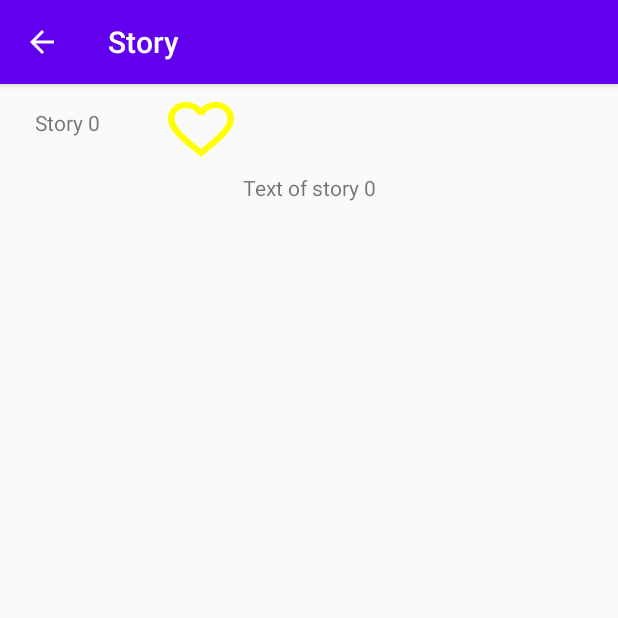
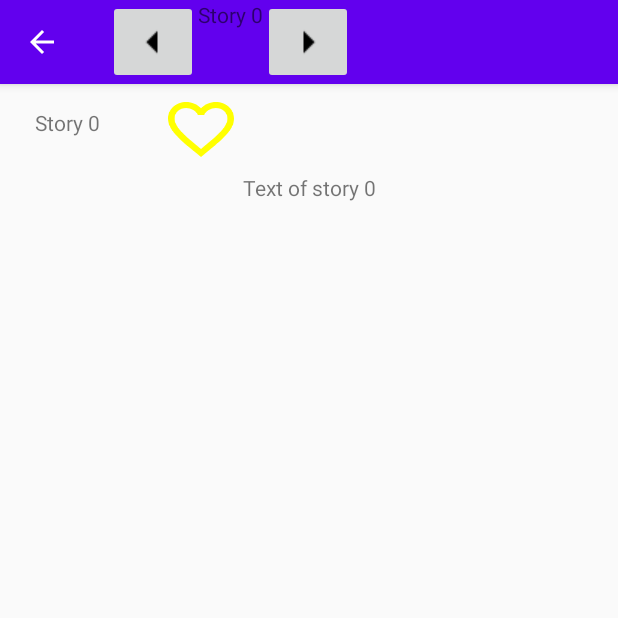
Before and after one commit to sTsaturian/BedtimeStories, an Android app: the StoryActivity screen opened directly, with no data from a screen before it, on a phone screen of 412 x 824 dp, the top half of it. Run offline under Robolectric (Android 15) with nearby library versions, the phone set to English and light mode, and no system bars.

Commit message:
Refactored StoryActivity. Added action bar functionality.

```diff
--- a/app/src/main/java/com/example/android/bedtimestories/StoryActivity.java
+++ b/app/src/main/java/com/example/android/bedtimestories/StoryActivity.java
@@ -4,14 +4,20 @@ import android.content.Intent;
 import android.os.Bundle;
 import android.os.Handler;
 import android.os.Looper;
+import android.util.Log;
 import android.view.MenuItem;
 import android.view.View;
+import android.view.ViewGroup;
 import android.widget.Button;
 import android.widget.CompoundButton;
+import android.widget.ImageButton;
 import android.widget.TextView;
 import android.widget.ToggleButton;
 
+import androidx.appcompat.app.ActionBar;
 import androidx.appcompat.app.AppCompatActivity;
+
+import java.util.ArrayList;
 
 /**
  * This activity displays a single story on the screen
@@ -24,6 +30,15 @@ public class StoryActivity extends AppCompatActivity {
     private static final int DELAY_FOR_READ = 10000;
     private final int DELAY_FOR_LAST = 5000;
     private Handler mHandler;
+    private ArrayList<Story> storyList;
+    private TextView titleView;
+    private TextView nameView;
+    private TextView storyTextView;
+    private ToggleButton favButton;
+    private Button unreadButton;
+    private ImageButton leftButton;
+    private ImageButton rightButton;
+    private int storyID;
 
     @Override
     protected void onCreate(Bundle savedInstanceState) {
@@ -31,52 +46,147 @@ public class StoryActivity extends AppCompatActivity {
         super.onCreate(savedInstanceState);
         setContentView(R.layout.activity_story);
 
+        final ViewGroup actionBarLayout = (ViewGroup) getLayoutInflater().inflate(
+                R.layout.story_action_bar,null);
+        // Set up your ActionBar
+        ActionBar actionBar = getSupportActionBar();
+        actionBar.setDisplayShowHomeEnabled(true);
+        actionBar.setDisplayShowTitleEnabled(false);
+        actionBar.setDisplayShowCustomEnabled(true);
+        actionBar.setCustomView(actionBarLayout);
+
         Intent intent = getIntent();
-        final int storyID = intent.getIntExtra("storyID", 0);
-        Story story = StoryUtils.getStory(storyID);
+        storyID = intent.getIntExtra("storyID", 0);
+        storyList = (ArrayList<Story>) intent.getSerializableExtra("storyList");
+        int position = intent.getIntExtra("index", -1);
 
-        TextView nameView = findViewById(R.id.storyNameView);
+        titleView = findViewById(R.id.action_bar_title);
+        nameView = findViewById(R.id.storyNameView);
+        storyTextView = findViewById(R.id.storyTextView);
+        favButton = findViewById(R.id.favoriteToggle);
+        unreadButton = findViewById(R.id.unreadButton);
+        leftButton = findViewById(R.id.left_button);
+        rightButton = findViewById(R.id.right_button);
+
+        mHandler = new Handler(Looper.getMainLooper());
+
+        fillViews(storyID, position);
+    }
+
+    private void fillViews(final int id, final int pos){
+        storyID = id;
+        final Story story = StoryUtils.getStory(id);
+        storyTextView.setText(getString(story.getResourceID()));
+        titleView.setText(story.getName());
         nameView.setText(story.getName());
 
-        TextView storyTextView = findViewById(R.id.storyTextView);
-        storyTextView.setText(getString(story.getResourceID()));
-
-        final ToggleButton favButton = findViewById(R.id.favoriteToggle);
-        if (story.isFavorite()){
-            favButton.setChecked(true);
-        }
-        else {
-            favButton.setChecked(false);
-        }
         favButton.setOnCheckedChangeListener(new CompoundButton.OnCheckedChangeListener() {
             @Override
             public void onCheckedChanged(CompoundButton buttonView, boolean isChecked) {
                 if (isChecked) {
-                    StoryUtils.changeFavoriteStatus(storyID, true);
+                    StoryUtils.changeFavoriteStatus(id, true);
+                    Log.i("StoryActivity", "Changed story "+id + " to favorite");
                 }
                 else {
-                    StoryUtils.changeFavoriteStatus(storyID, false);
+                    StoryUtils.changeFavoriteStatus(id, false);
+                    Log.i("StoryActivity", "Changed story "+id + " to not favorite");
                 }
             }
         });
+        if (story.isFavorite()){
+            Log.i("StoryActivity", "Story " + story.getID() +" is favorite, so check the favorite button");
+            favButton.setChecked(true);
+        }
+        else {
+            Log.i("StoryActivity", "Story " + story.getID() +" is not favorite, so uncheck the favorite button");
+            favButton.setChecked(false);
+        }
 
-        final Button unreadButton = findViewById(R.id.unreadButton);
+
         if (story.isRead()){
             unreadButton.setVisibility(View.VISIBLE);
         }
+        else{
+            unreadButton.setVisibility(View.INVISIBLE);
+        }
+
         unreadButton.setOnClickListener(new Button.OnClickListener(){
             @Override
             public void onClick(View v) {
-                markAsUnread(storyID);
+                markAsUnread(id);
             }
-        })
-;
+        });
 
-        mHandler = new Handler(Looper.getMainLooper());
+        mHandler.removeCallbacksAndMessages(null);
         mHandler.postDelayed(new Runnable() {
             @Override
             public void run() {
-                    setAsLast(storyID);
+                setAsLast(id);
+            }
+        }, DELAY_FOR_LAST);
+        if (!story.isRead()) mHandler.postDelayed(new Runnable() {
+            @Override
+            public void run() {
+                markAsRead(id);
+                unreadButton.setVisibility(View.VISIBLE);
+            }
+        }, DELAY_FOR_READ);
+
+        if (storyList != null){
+            leftButton.setOnClickListener(new Button.OnClickListener(){
+                @Override
+                public void onClick(View v) {
+                    int newPosition = (pos + storyList.size() - 1) % storyList.size();
+                    Story newStory = storyList.get(newPosition);
+                    int newID = newStory.getID();
+                    fillViews(newID, newPosition);
+                }
+            });
+            rightButton.setOnClickListener(new Button.OnClickListener(){
+                @Override
+                public void onClick(View v) {
+                    int newPosition = (pos + 1) % storyList.size();
+                    Story newStory = storyList.get(newPosition);
+                    int newID = newStory.getID();
+                    fillViews(newID, newPosition);
+                }
+            });
+        }
+        else{
+            leftButton.setOnClickListener(new Button.OnClickListener(){
+                @Override
+                public void onClick(View v) {
+                    int numOfStories = StoryUtils.getNumberOfStories();
+                    int newID = (id + numOfStories - 1) % numOfStories;
+                    fillViews(newID, -1);
+                }
+            });
+            rightButton.setOnClickListener(new Button.OnClickListener(){
+                @Override
+                public void onClick(View v) {
+                    int numOfStories = StoryUtils.getNumberOfStories();
+                    int newID = (id + 1) % numOfStories;
+                    fillViews(newID, -1);
+                }
+            });
+        }
+
+    }
+
+    @Override
+    protected void onPause() {
+        super.onPause();
+        mHandler.removeCallbacksAndMessages(null);
+    }
+
+    @Override
+    protected void onResume(){
+        super.onResume();
+        Story story = StoryUtils.getStory(storyID);
+        mHandler.postDelayed(new Runnable() {
+            @Override
+            public void run() {
+                setAsLast(storyID);
             }
         }, DELAY_FOR_LAST);
         if (!story.isRead()) mHandler.postDelayed(new Runnable() {
@@ -86,13 +196,6 @@ public class StoryActivity extends AppCompatActivity {
                 unreadButton.setVisibility(View.VISIBLE);
             }
         }, DELAY_FOR_READ);
-
-    }
-
-    @Override
-    protected void onPause() {
-        super.onPause();
-        mHandler.removeCallbacksAndMessages(null);
     }
 
     private void setAsLast(int storyID){
--- a/app/src/main/java/com/example/android/bedtimestories/StoryUtils.java
+++ b/app/src/main/java/com/example/android/bedtimestories/StoryUtils.java
@@ -157,4 +157,8 @@ public class StoryUtils {
         editor.putInt("last_read", storyID);
         editor.apply();
     }
+
+    public static int getNumberOfStories() {
+        return allStories.size();
+    }
 }
```
